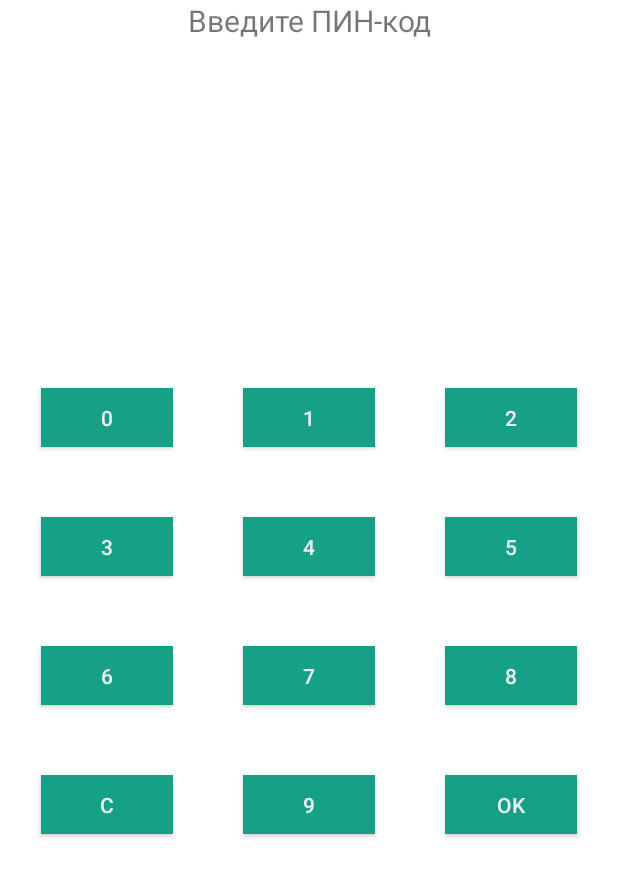
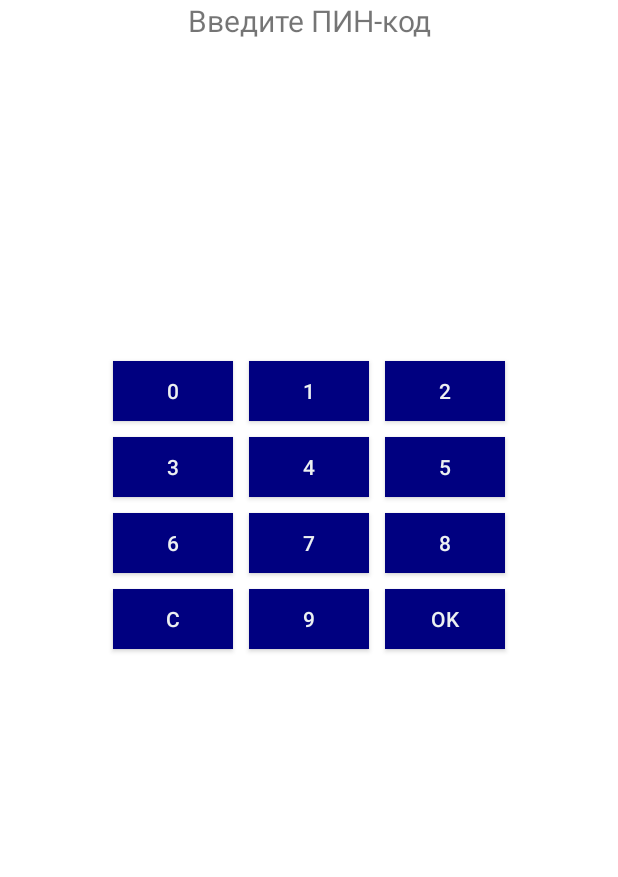
Before and after one commit to IKhvostov/rpo21, an Android app: the PinpadActivity screen opened directly, with no data from a screen before it, on a phone screen of 412 x 824 dp. Shown: the top 877 px of the screen. Run offline under Robolectric (Android 15) with nearby library versions, the phone set to English and light mode, and no system bars; 2 statements that could not run were skipped.

Commit message:
lr3_part_1

```diff
--- a/fclient/app/build.gradle
+++ b/fclient/app/build.gradle
@@ -48,8 +48,8 @@ dependencies {
     implementation 'com.google.android.material:material:1.3.0'
     implementation 'androidx.constraintlayout:constraintlayout:2.0.4'
     implementation 'apache-codec:commons-codec:1.2'
-    implementation 'apache-codec:commons-codec:1.2'
     testImplementation 'junit:junit:4.+'
     androidTestImplementation 'androidx.test.ext:junit:1.1.2'
     androidTestImplementation 'androidx.test.espresso:espresso-core:3.3.0'
+    implementation 'org.apache.commons:commons-io:1.3.2'
 }
--- a/fclient/app/src/main/res/layout/activity_main.xml
+++ b/fclient/app/src/main/res/layout/activity_main.xml
@@ -6,11 +6,11 @@
     android:layout_height="match_parent"
     tools:context=".MainActivity">
 
-    <TextView
-        android:id="@+id/sample_text"
+    <Button
+        android:id="@+id/btnClickMe"
         android:layout_width="wrap_content"
         android:layout_height="wrap_content"
-        android:text="Hello World!"
+        android:text="ClickMe!"
         app:layout_constraintBottom_toBottomOf="parent"
         app:layout_constraintLeft_toLeftOf="parent"
         app:layout_constraintRight_toRightOf="parent"
--- a/fclient/app/src/main/res/values/styles.xml
+++ b/fclient/app/src/main/res/values/styles.xml
@@ -3,11 +3,11 @@
     <style name="Button">
         <item name="android:textColor">#ecf0f1</item>
         <item name="android:padding">10dp</item>
-        <item name="android:minWidth">88dp</item>
-        <item name="android:minHeight">36dp</item>
-        <item name="android:layout_margin">23dp</item>
+        <item name="android:minWidth">80dp</item>
+        <item name="android:minHeight">40dp</item>
+        <item name="android:layout_margin">5dp</item>
         <item name="android:elevation">1dp</item>
         <item name="android:translationZ">1dp</item>
-        <item name="android:background">#16a085</item>
+        <item name="android:background">#000080</item>
     </style>
 </resources>
```
Also changed, not shown: fclient/app/src/main/java/ru/iu3/fclient/MainActivity.java (+71 -11 lines).
